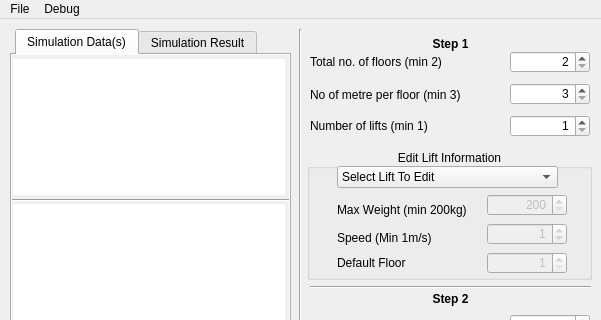
Old version of the form mainwindow.ui in the repository liftlab/LEVAX; both pictures show x 0 to 601 and y 0 to 320 of the 601 by 545 pixel window.
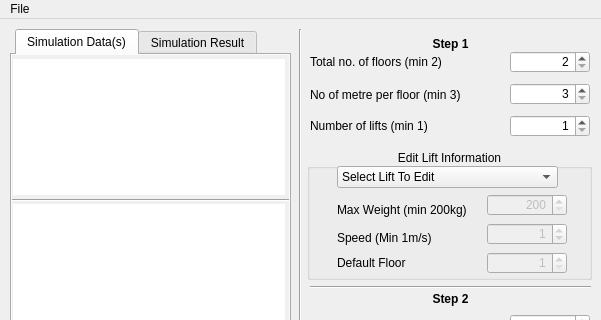
New version of the form. Icons and pictures are not drawn.

What changed in the file:
```diff
--- a/mainwindow.ui
+++ b/mainwindow.ui
@@ -907,14 +907,7 @@
     <addaction name="actionHelp"/>
     <addaction name="actionExit"/>
    </widget>
-   <widget class="QMenu" name="menuDebug">
-    <property name="title">
-     <string>Debug</string>
-    </property>
-    <addaction name="actionCheckObj"/>
-   </widget>
    <addaction name="menuFile"/>
-   <addaction name="menuDebug"/>
   </widget>
   <widget class="QStatusBar" name="statusBar"/>
   <action name="actionExit">
```
